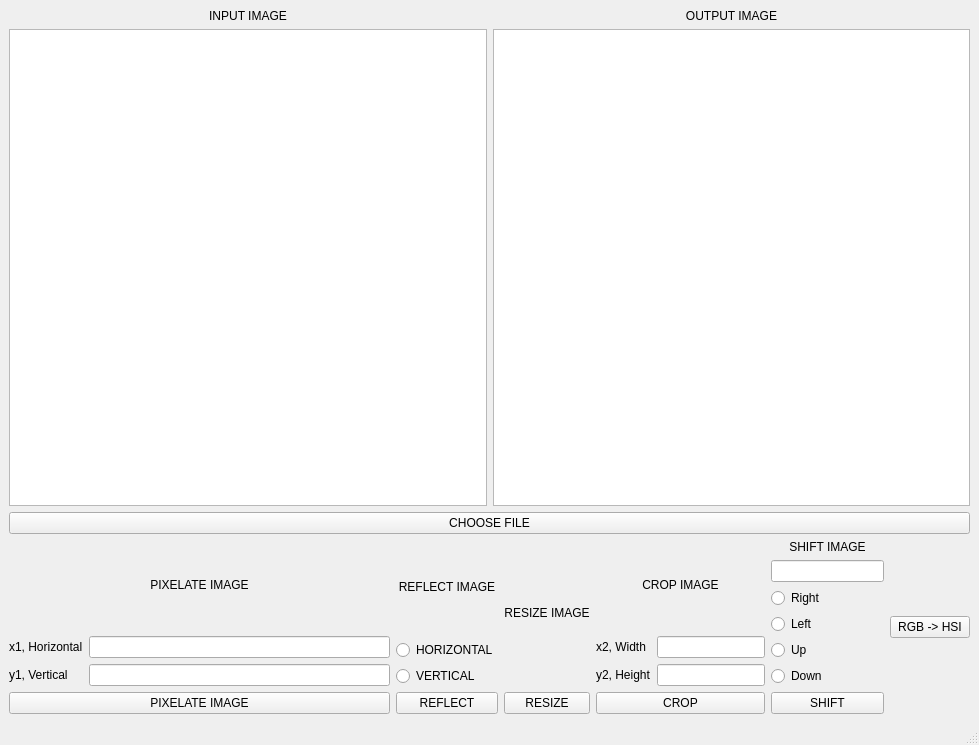
Old version of the form ui_desing_file/design_file_pixelation.ui in the repository ozan-git/imageProcessingPixelation.
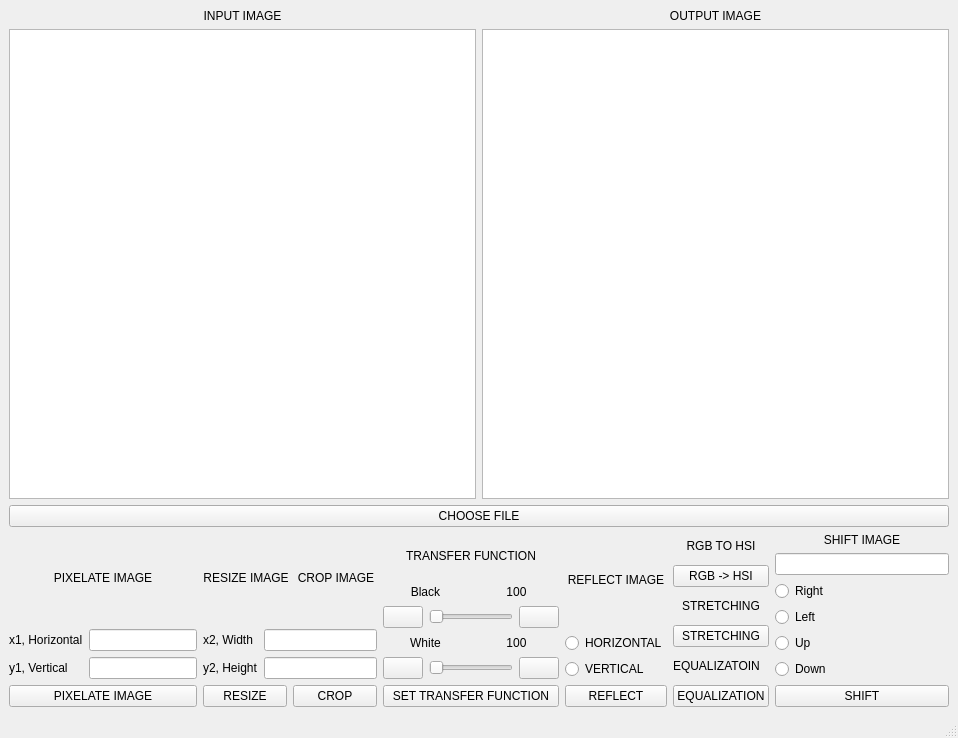
New version of the form. Icons and pictures are not drawn.

Commit message: completed all tasks (stretching, equalization, transfer_function).

The edit to the form file:
```diff
--- a/ui_desing_file/design_file_pixelation.ui
+++ b/ui_desing_file/design_file_pixelation.ui
@@ -6,8 +6,8 @@
    <rect>
     <x>0</x>
     <y>0</y>
-    <width>979</width>
-    <height>745</height>
+    <width>958</width>
+    <height>738</height>
    </rect>
   </property>
   <property name="windowTitle">
@@ -16,8 +16,6 @@
   <widget class="QWidget" name="centralwidget">
    <layout class="QGridLayout" name="gridLayout">
     <item row="0" column="0">
-     <layout class="QVBoxLayout" name="verticalLayout_15">
-      <item>
        <layout class="QVBoxLayout" name="verticalLayout_14">
         <item>
          <layout class="QHBoxLayout" name="horizontalLayout_5">
@@ -66,8 +64,8 @@
         </item>
        </layout>
       </item>
-      <item>
-       <layout class="QHBoxLayout" name="horizontalLayout_4">
+    <item row="1" column="0">
+     <layout class="QHBoxLayout" name="horizontalLayout_10">
         <item>
          <layout class="QVBoxLayout" name="verticalLayout_3">
           <item>
@@ -122,50 +120,9 @@
          </layout>
         </item>
         <item>
-         <layout class="QVBoxLayout" name="verticalLayout_12">
+       <layout class="QVBoxLayout" name="verticalLayout_10">
           <item>
-           <widget class="QLabel" name="label_6">
-            <property name="text">
-             <string>REFLECT IMAGE</string>
-            </property>
-            <property name="alignment">
-             <set>Qt::AlignCenter</set>
-            </property>
-           </widget>
-          </item>
-          <item>
-           <layout class="QVBoxLayout" name="verticalLayout_6">
-            <item>
-             <widget class="QRadioButton" name="radio_button_horizontal">
-              <property name="text">
-               <string>HORIZONTAL</string>
-              </property>
-             </widget>
-            </item>
-            <item>
-             <widget class="QRadioButton" name="radio_button_vertical">
-              <property name="text">
-               <string>VERTICAL</string>
-              </property>
-             </widget>
-            </item>
-           </layout>
-          </item>
-          <item>
-           <widget class="QPushButton" name="push_button_reflect">
-            <property name="text">
-             <string>REFLECT</string>
-            </property>
-           </widget>
-          </item>
-         </layout>
-        </item>
-        <item>
-         <layout class="QVBoxLayout" name="verticalLayout_13">
-          <item>
-           <layout class="QHBoxLayout" name="horizontalLayout_3">
-            <item>
-             <layout class="QVBoxLayout" name="verticalLayout_9">
+         <layout class="QHBoxLayout" name="horizontalLayout_9">
               <item>
                <widget class="QLabel" name="label_7">
                 <property name="text">
@@ -177,17 +134,6 @@
                </widget>
               </item>
               <item>
-               <widget class="QPushButton" name="push_button_resize">
-                <property name="text">
-                 <string>RESIZE</string>
-                </property>
-               </widget>
-              </item>
-             </layout>
-            </item>
-            <item>
-             <layout class="QVBoxLayout" name="verticalLayout_10">
-              <item>
                <widget class="QLabel" name="label_8">
                 <property name="text">
                  <string>CROP IMAGE</string>
@@ -197,6 +143,8 @@
                 </property>
                </widget>
               </item>
+         </layout>
+        </item>
               <item>
                <layout class="QHBoxLayout" name="horizontalLayout_2">
                 <item>
@@ -230,6 +178,15 @@
                </layout>
               </item>
               <item>
+         <layout class="QHBoxLayout" name="horizontalLayout_3">
+          <item>
+           <widget class="QPushButton" name="push_button_resize">
+            <property name="text">
+             <string>RESIZE</string>
+            </property>
+           </widget>
+          </item>
+          <item>
                <widget class="QPushButton" name="push_button_crop">
                 <property name="text">
                  <string>CROP</string>
@@ -238,6 +195,242 @@
               </item>
              </layout>
             </item>
+       </layout>
+      </item>
+      <item>
+       <layout class="QVBoxLayout" name="verticalLayout_17">
+        <item>
+         <widget class="QLabel" name="label_14">
+          <property name="text">
+           <string>TRANSFER FUNCTION</string>
+          </property>
+          <property name="alignment">
+           <set>Qt::AlignCenter</set>
+          </property>
+         </widget>
+        </item>
+        <item>
+         <layout class="QVBoxLayout" name="verticalLayout_15">
+          <item>
+           <layout class="QHBoxLayout" name="horizontalLayout_8">
+            <item>
+             <widget class="QLabel" name="label_12">
+              <property name="text">
+               <string>Black</string>
+              </property>
+              <property name="alignment">
+               <set>Qt::AlignCenter</set>
+              </property>
+             </widget>
+            </item>
+            <item>
+             <widget class="QLabel" name="label_value_black">
+              <property name="text">
+               <string>100</string>
+              </property>
+              <property name="alignment">
+               <set>Qt::AlignCenter</set>
+              </property>
+             </widget>
+            </item>
+           </layout>
+          </item>
+          <item>
+           <layout class="QHBoxLayout" name="horizontalLayout_4">
+            <item>
+             <widget class="QPushButton" name="push_button_subtract_1_black">
+              <property name="text">
+               <string/>
+              </property>
+              <property name="icon">
+               <iconset>
+                <normaloff>icons/icons8_left_67.png</normaloff>icons/icons8_left_67.png</iconset>
+              </property>
+             </widget>
+            </item>
+            <item>
+             <widget class="QSlider" name="horizontal_slider_black">
+              <property name="orientation">
+               <enum>Qt::Horizontal</enum>
+              </property>
+             </widget>
+            </item>
+            <item>
+             <widget class="QPushButton" name="push_button_add_1_black">
+              <property name="text">
+               <string/>
+              </property>
+              <property name="icon">
+               <iconset>
+                <normaloff>icons/icons8_right_67.png</normaloff>icons/icons8_right_67.png</iconset>
+              </property>
+             </widget>
+            </item>
+           </layout>
+          </item>
+         </layout>
+        </item>
+        <item>
+         <layout class="QVBoxLayout" name="verticalLayout_16">
+          <item>
+           <layout class="QHBoxLayout" name="horizontalLayout_7">
+            <item>
+             <widget class="QLabel" name="label_13">
+              <property name="text">
+               <string>White</string>
+              </property>
+              <property name="alignment">
+               <set>Qt::AlignCenter</set>
+              </property>
+             </widget>
+            </item>
+            <item>
+             <widget class="QLabel" name="label_value_white">
+              <property name="text">
+               <string>100</string>
+              </property>
+              <property name="alignment">
+               <set>Qt::AlignCenter</set>
+              </property>
+             </widget>
+            </item>
+           </layout>
+          </item>
+          <item>
+           <layout class="QHBoxLayout" name="horizontalLayout_6">
+            <item>
+             <widget class="QPushButton" name="push_button_subtract_1_white">
+              <property name="text">
+               <string/>
+              </property>
+              <property name="icon">
+               <iconset>
+                <normaloff>icons/icons8_left_67.png</normaloff>icons/icons8_left_67.png</iconset>
+              </property>
+             </widget>
+            </item>
+            <item>
+             <widget class="QSlider" name="horizontal_slider_white">
+              <property name="orientation">
+               <enum>Qt::Horizontal</enum>
+              </property>
+             </widget>
+            </item>
+            <item>
+             <widget class="QPushButton" name="push_button_add_1_white">
+              <property name="text">
+               <string/>
+              </property>
+              <property name="icon">
+               <iconset>
+                <normaloff>icons/icons8_right_67.png</normaloff>icons/icons8_right_67.png</iconset>
+              </property>
+             </widget>
+            </item>
+           </layout>
+          </item>
+         </layout>
+        </item>
+        <item>
+         <widget class="QPushButton" name="push_button_set_transfer_function">
+          <property name="text">
+           <string>SET TRANSFER FUNCTION</string>
+          </property>
+         </widget>
+        </item>
+       </layout>
+      </item>
+      <item>
+       <layout class="QVBoxLayout" name="verticalLayout_12">
+        <item>
+         <widget class="QLabel" name="label_6">
+          <property name="text">
+           <string>REFLECT IMAGE</string>
+          </property>
+          <property name="alignment">
+           <set>Qt::AlignCenter</set>
+          </property>
+         </widget>
+        </item>
+        <item>
+         <layout class="QVBoxLayout" name="verticalLayout_6">
+          <item>
+           <widget class="QRadioButton" name="radio_button_horizontal">
+            <property name="text">
+             <string>HORIZONTAL</string>
+            </property>
+           </widget>
+          </item>
+          <item>
+           <widget class="QRadioButton" name="radio_button_vertical">
+            <property name="text">
+             <string>VERTICAL</string>
+            </property>
+           </widget>
+          </item>
+         </layout>
+        </item>
+        <item>
+         <widget class="QPushButton" name="push_button_reflect">
+          <property name="text">
+           <string>REFLECT</string>
+          </property>
+         </widget>
+        </item>
+       </layout>
+      </item>
+      <item>
+       <layout class="QVBoxLayout" name="verticalLayout_9">
+        <item>
+         <widget class="QLabel" name="label_15">
+          <property name="text">
+           <string>RGB TO HSI</string>
+          </property>
+          <property name="alignment">
+           <set>Qt::AlignCenter</set>
+          </property>
+         </widget>
+        </item>
+        <item>
+         <widget class="QPushButton" name="push_button_rgb_hsi">
+          <property name="text">
+           <string>RGB -&gt; HSI</string>
+          </property>
+         </widget>
+        </item>
+        <item>
+         <widget class="QLabel" name="label_18">
+          <property name="text">
+           <string>STRETCHING</string>
+          </property>
+          <property name="alignment">
+           <set>Qt::AlignCenter</set>
+          </property>
+         </widget>
+        </item>
+        <item>
+         <widget class="QPushButton" name="push_button_stretching">
+          <property name="text">
+           <string>STRETCHING</string>
+          </property>
+         </widget>
+        </item>
+        <item>
+         <widget class="QLabel" name="label_16">
+          <property name="text">
+           <string>EQUALIZATOIN</string>
+          </property>
+         </widget>
+        </item>
+        <item>
+         <widget class="QPushButton" name="push_button_equalization">
+          <property name="text">
+           <string>EQUALIZATION</string>
+          </property>
+         </widget>
+        </item>
+       </layout>
+      </item>
             <item>
              <layout class="QVBoxLayout" name="verticalLayout_11">
               <item>
@@ -255,6 +448,9 @@
               </item>
               <item>
                <widget class="QRadioButton" name="radio_button_right">
+          <property name="layoutDirection">
+           <enum>Qt::LeftToRight</enum>
+          </property>
                 <property name="text">
                  <string>Right</string>
                 </property>
@@ -293,19 +489,6 @@
            </layout>
           </item>
          </layout>
-        </item>
-        <item>
-         <widget class="QPushButton" name="push_button_rgb_hsi">
-          <property name="text">
-           <string>RGB -&gt; HSI</string>
-          </property>
-         </widget>
-        </item>
-       </layout>
-      </item>
-     </layout>
-    </item>
-   </layout>
   </widget>
   <widget class="QMenuBar" name="menubar">
    <property name="geometry">
```
Left out of the diff: 2 changed lines with no effect on the pictures. Lines whose indentation alone changed are shown as unchanged. The commit also changes 5 other files.
